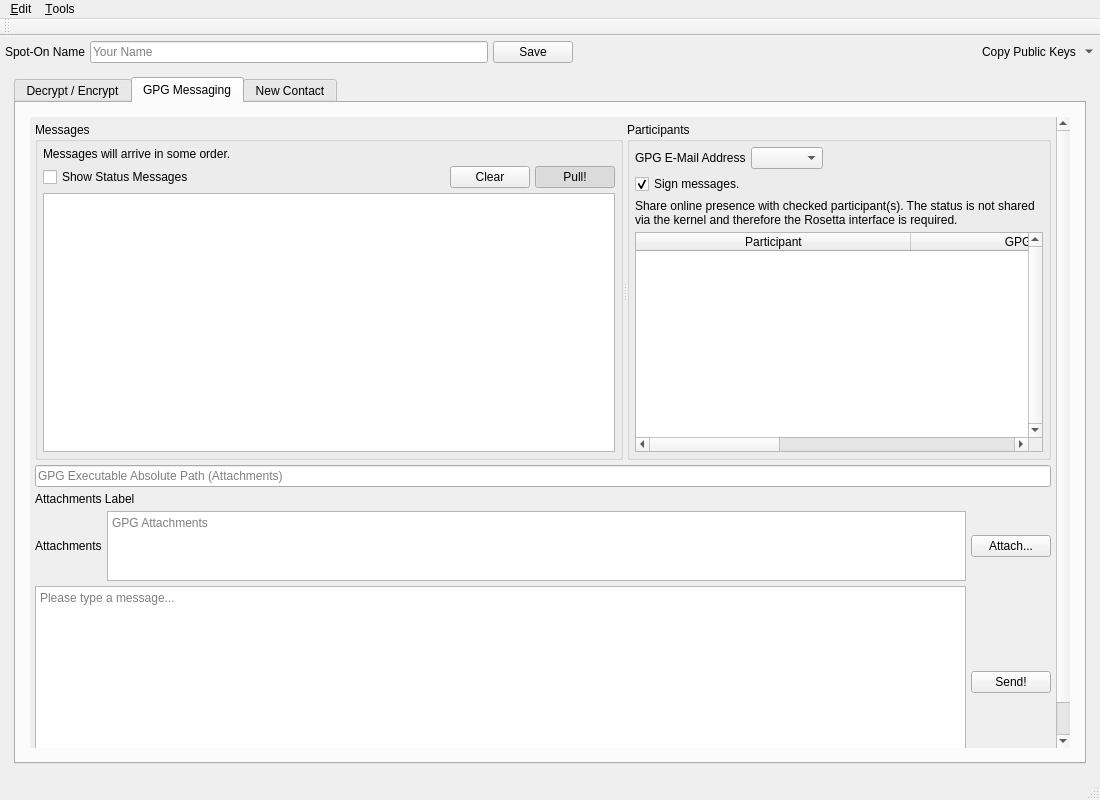
This is Source/UI/spot-on-rosetta.ui in textbrowser/spot-on as Qt 5 draws it before an edit. The edited form follows.
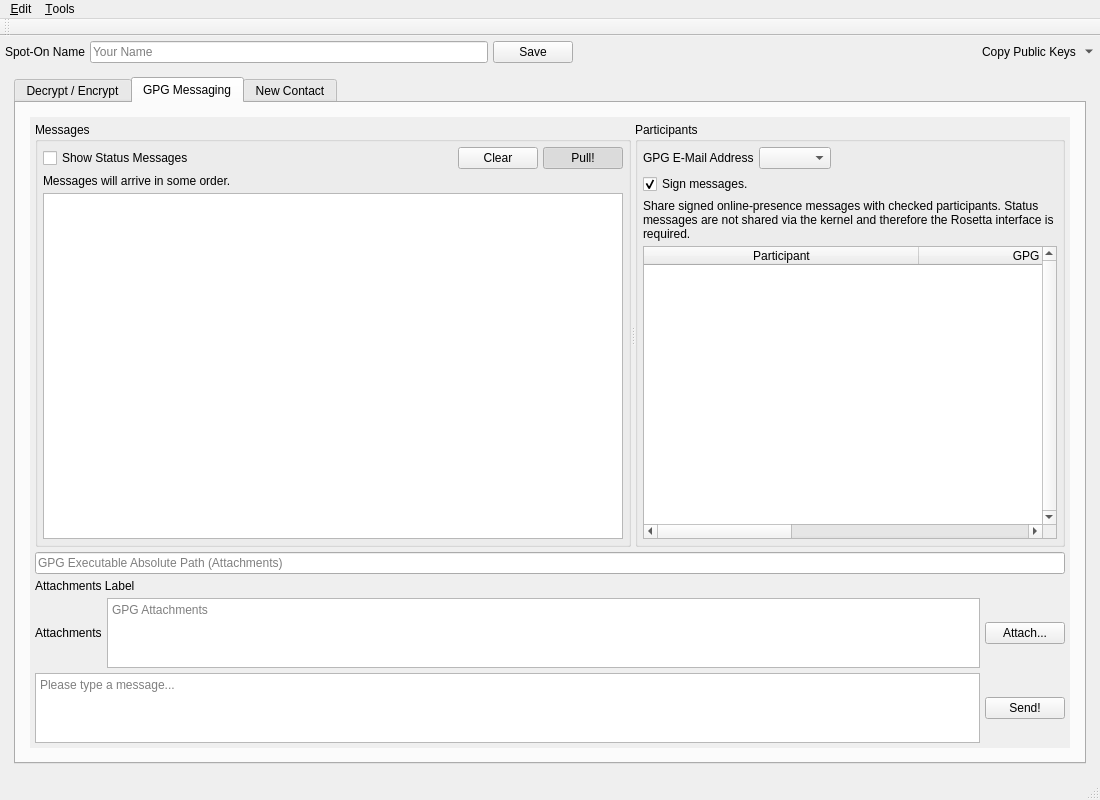
This is the edited form. The open tabs and pages were chosen to show the change. Icons and pictures are not drawn. Custom widgets are drawn as their Qt base class.

Patch:
```diff
--- a/Source/UI/spot-on-rosetta.ui
+++ b/Source/UI/spot-on-rosetta.ui
@@ -758,9 +758,9 @@
                   <property name="geometry">
                    <rect>
                     <x>0</x>
-                    <y>0</y>
+                    <y>-201</y>
                     <width>1027</width>
-                    <height>772</height>
+                    <height>792</height>
                    </rect>
                   </property>
                   <layout class="QHBoxLayout" name="horizontalLayout_25">
@@ -809,13 +809,6 @@
                          <property name="bottomMargin">
                           <number>5</number>
                          </property>
-                         <item>
-                          <widget class="QLabel" name="label_7">
-                           <property name="text">
-                            <string>Messages will arrive in some order.</string>
-                           </property>
-                          </widget>
-                         </item>
                          <item>
                           <layout class="QHBoxLayout" name="horizontalLayout_30">
                            <property name="spacing">
@@ -866,6 +859,13 @@
                            </item>
                           </layout>
                          </item>
+                         <item>
+                          <widget class="QLabel" name="label_7">
+                           <property name="text">
+                            <string>Messages will arrive in some order.</string>
+                           </property>
+                          </widget>
+                         </item>
                          <item>
                           <widget class="QTextBrowser" name="gpg_messages">
                            <property name="tabChangesFocus">
@@ -968,7 +968,7 @@
                          <item>
                           <widget class="QLabel" name="label_9">
                            <property name="text">
-                            <string>&lt;html&gt;&lt;head/&gt;&lt;body&gt;&lt;p&gt;Share online presence with checked participant(s). The status is not shared via the kernel and therefore the Rosetta interface is required.&lt;/p&gt;&lt;/body&gt;&lt;/html&gt;</string>
+                            <string>&lt;html&gt;&lt;head/&gt;&lt;body&gt;&lt;p&gt;Share signed online-presence messages with checked participants. Status messages are not shared via the kernel and therefore the Rosetta interface is required.&lt;/p&gt;&lt;/body&gt;&lt;/html&gt;</string>
                            </property>
                            <property name="wordWrap">
                             <bool>true</bool>
@@ -1113,7 +1113,7 @@
                        <item>
                         <widget class="spoton_textedit" name="gpg_message">
                          <property name="sizePolicy">
-                          <sizepolicy hsizetype="Expanding" vsizetype="Fixed">
+                          <sizepolicy hsizetype="Expanding" vsizetype="Maximum">
                            <horstretch>0</horstretch>
                            <verstretch>0</verstretch>
                           </sizepolicy>
```
Left out of the diff: 2 changed lines with no effect on the pictures.
